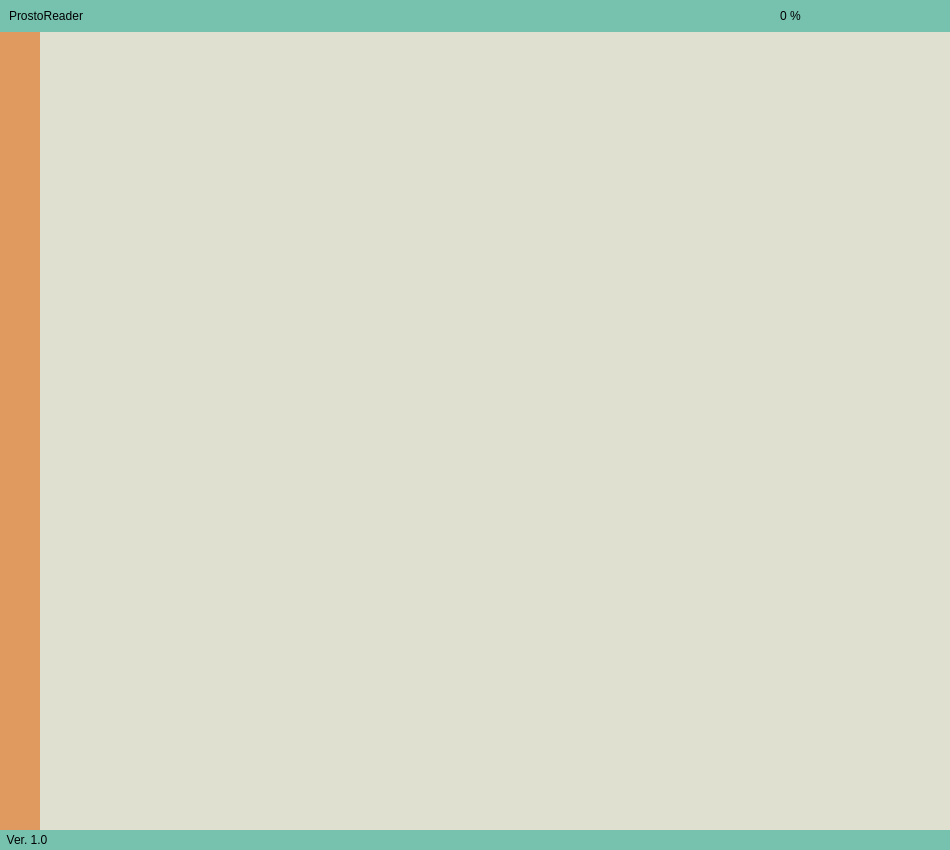
Above: ProstoReader.ui from olegozerov/prosto-reader before the change. Below: the same form after it.
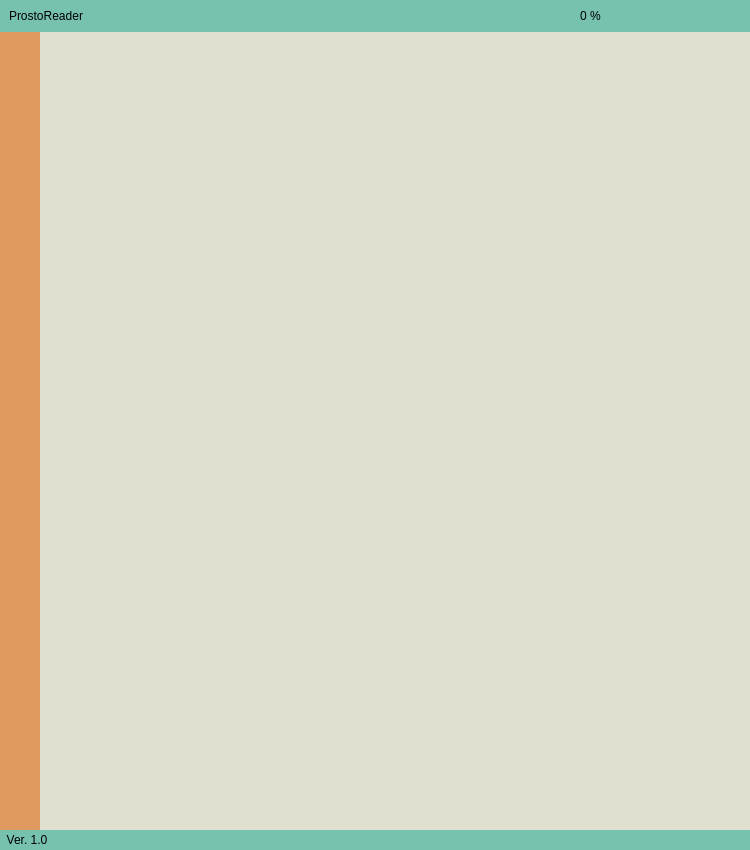
That is the form after the change. The open tabs and pages were chosen to show the change. Icons and pictures are not drawn.

Commit message: Запущена библеотека poppler

The edit to the form file:
```diff
--- a/ProstoReader.ui
+++ b/ProstoReader.ui
@@ -6,7 +6,7 @@
    <rect>
     <x>0</x>
     <y>0</y>
-    <width>950</width>
+    <width>750</width>
     <height>850</height>
    </rect>
   </property>
@@ -18,7 +18,7 @@
   </property>
   <property name="minimumSize">
    <size>
-    <width>950</width>
+    <width>750</width>
     <height>850</height>
    </size>
   </property>
@@ -137,6 +137,9 @@
        </item>
        <item alignment="Qt::AlignRight|Qt::AlignVCenter">
         <widget class="QFrame" name="freRHeader">
+         <property name="styleSheet">
+          <string notr="true"/>
+         </property>
          <property name="frameShape">
           <enum>QFrame::NoFrame</enum>
          </property>
@@ -628,9 +631,9 @@
             <property name="currentIndex">
              <number>1</number>
             </property>
-            <widget class="QWidget" name="pageRead">
+            <widget class="QWidget" name="pageTelegram">
              <property name="styleSheet">
-              <string notr="true">background-color: rgb(224, 224, 209);</string>
+              <string notr="true"/>
              </property>
             </widget>
             <widget class="QWidget" name="pageDownload">
@@ -644,9 +647,9 @@
               <enum>Qt::NoFocus</enum>
              </property>
             </widget>
-            <widget class="QWidget" name="pageTelegram">
+            <widget class="QWidget" name="pageRead">
              <property name="styleSheet">
-              <string notr="true"/>
+              <string notr="true">background-color: rgb(224, 224, 209);</string>
              </property>
             </widget>
            </widget>
```
Left out of the diff: 10 changed lines with no effect on the pictures. The commit also changes 2 other files.
